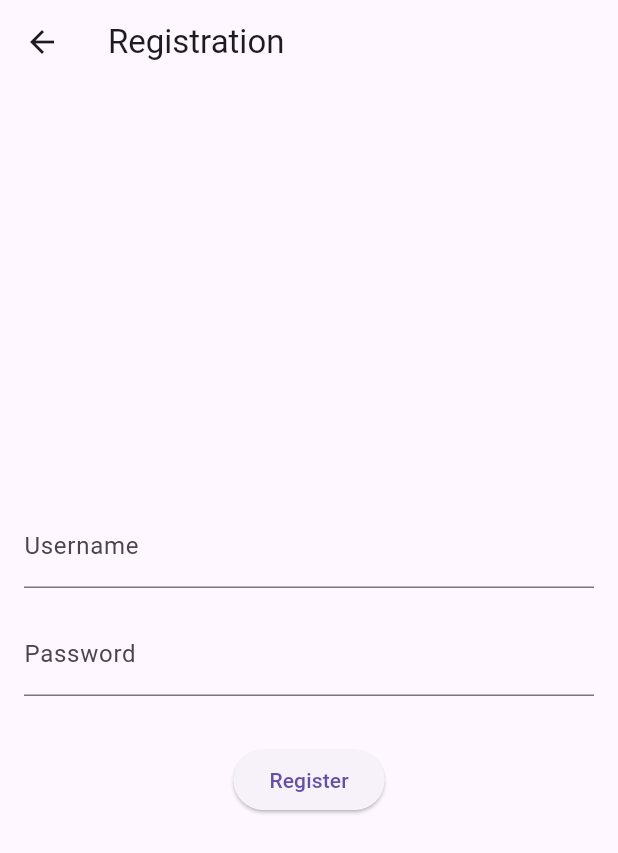
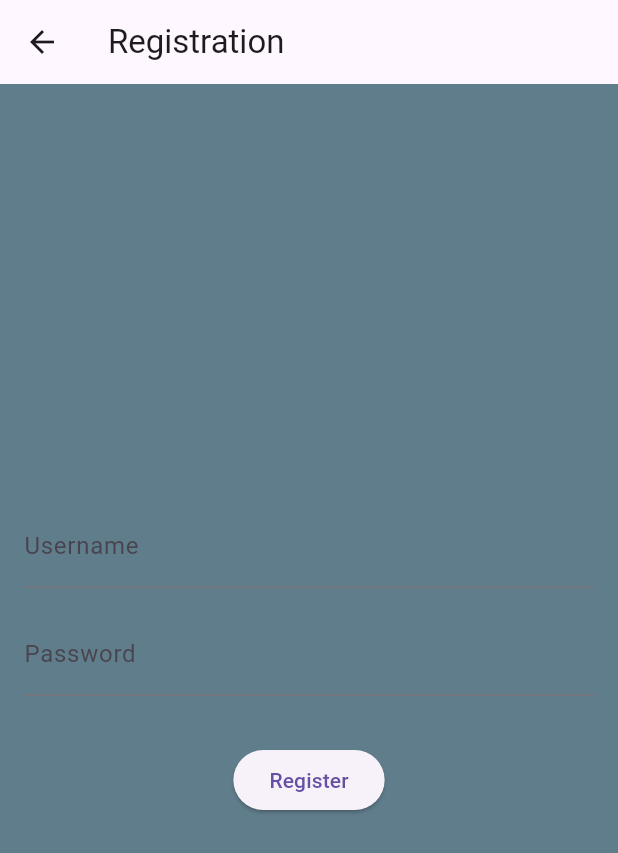
Before and after one commit to NightHunter786/Smart-Parking-System, a Flutter app: the screen it shows after launch, after a tap on "Register", on a phone screen of 412 x 824 dp. Shown: the top 853 px of the screen. Run offline on Flutter 3.47's test engine with Material 3 defaults, Android fonts, the phone set to English and light mode, and no system bars; our stand-ins replace cloud_firestore, firebase_auth, firebase_core, shared_preferences; accounts and stored records are empty.

Commit message:
color blue

```diff
--- a/lib/screens/login_screen.dart
+++ b/lib/screens/login_screen.dart
@@ -19,6 +19,7 @@ class LoginScreen extends StatelessWidget {
       appBar: AppBar(
         title: Text('Login'),
       ),
+      backgroundColor: Colors.blueGrey, // Set background color here
       body: Padding(
         padding: const EdgeInsets.all(16.0),
         child: Column(
@@ -96,6 +97,7 @@ class RegistrationScreen extends StatelessWidget {
       appBar: AppBar(
         title: Text('Registration'),
       ),
+      backgroundColor: Colors.blueGrey, // Set background color here
       body: Padding(
         padding: const EdgeInsets.all(16.0),
         child: Column(
```
